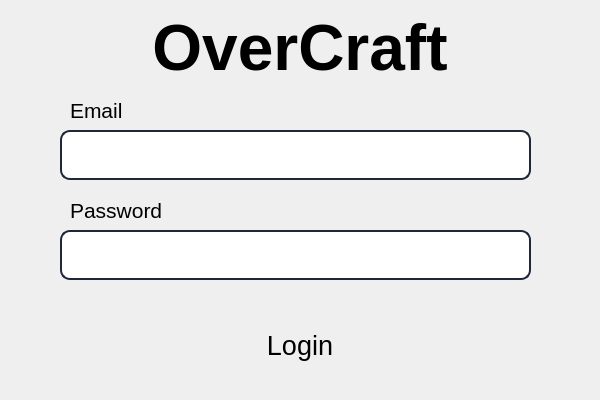
Above: ui/login.ui from DylanBOLLARO/overcraft-app-python before the change. Below: the same form after it.
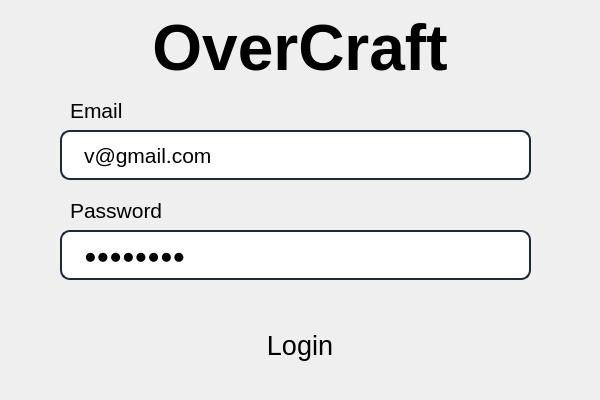
That is the form after the change. Icons and pictures are not drawn.

The edit to the form file:
```diff
--- a/ui/login.ui
+++ b/ui/login.ui
@@ -84,7 +84,7 @@
 </string>
     </property>
     <property name="text">
-     <string/>
+     <string>v@gmail.com</string>
     </property>
     <property name="placeholderText">
      <string/>
@@ -119,7 +119,7 @@
 </string>
     </property>
     <property name="text">
-     <string/>
+     <string>vipalisk</string>
     </property>
     <property name="echoMode">
      <enum>QLineEdit::Password</enum>
```
